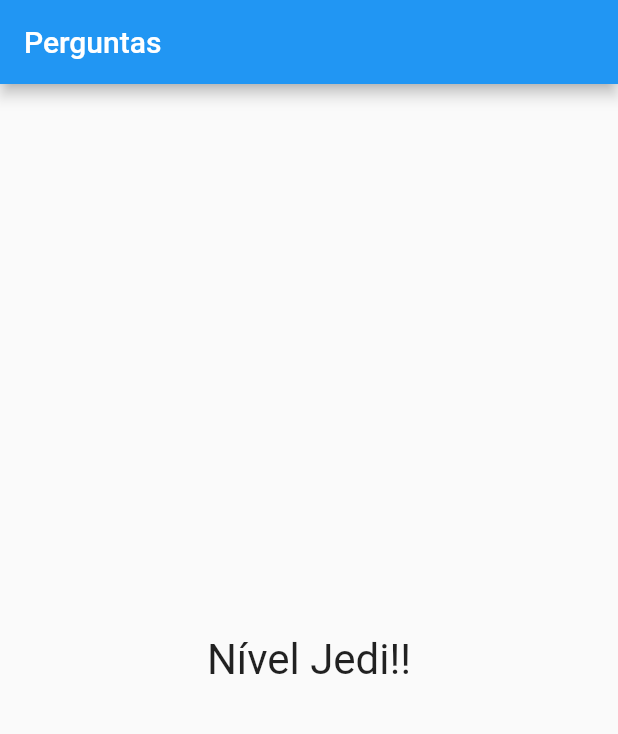
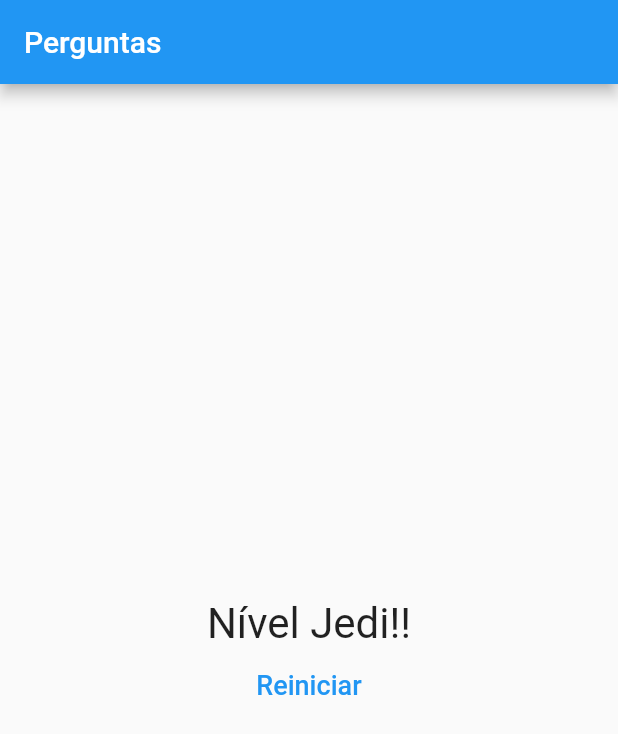
Before and after one commit to juniorlatalisa/cod3r_flutter, a Flutter app: the screen it shows after launch, after a tap on "Preto", after a tap on "Cobra", after a tap on "Leo", on a phone screen of 412 x 824 dp. Shown: the top 734 px of the screen. Run offline on Flutter 3.47's test engine with Material 2 defaults, Android fonts, the phone set to English and light mode, and no system bars.

Commit message:
Noções básicas de Flutter: Reiniciando Questionário

```diff
--- a/curso_flutter/projeto_perguntas/lib/main.dart
+++ b/curso_flutter/projeto_perguntas/lib/main.dart
@@ -50,6 +50,13 @@ class _PerguntaAppState extends State<PerguntaApp> {
       com a pontuação total de $_pontuacaoTotal''');
   }
 
+  void _reiniciarQuestionario() {
+    setState(() {
+      _perguntaSelecionada = 0;
+      _pontuacaoTotal = 0;
+    });
+  }
+
   bool get temPerguntaSelecionada => _perguntaSelecionada < _perguntas.length;
 
   @override
@@ -65,7 +72,10 @@ class _PerguntaAppState extends State<PerguntaApp> {
                 perguntaSelecionada: _perguntaSelecionada,
                 responder: _responder,
               )
-            : Resultado(_pontuacaoTotal),
+            : Resultado(
+                _pontuacaoTotal,
+                _reiniciarQuestionario,
+              ),
       ),
     );
   }
--- a/curso_flutter/projeto_perguntas/lib/resultado.dart
+++ b/curso_flutter/projeto_perguntas/lib/resultado.dart
@@ -2,8 +2,9 @@ import 'package:flutter/material.dart';
 
 class Resultado extends StatelessWidget {
   final int pontuacao;
+  final void Function() quandoReiniciarQuestionario;
 
-  Resultado(this.pontuacao);
+  Resultado(this.pontuacao, this.quandoReiniciarQuestionario);
 
   String get fraseResultado {
     if (pontuacao < 8) {
@@ -20,13 +21,28 @@ class Resultado extends StatelessWidget {
 
   @override
   Widget build(BuildContext context) {
-    return Center(
-      child: Text(
-        fraseResultado,
-        style: TextStyle(
-          fontSize: 28,
+    return Column(
+      mainAxisAlignment: MainAxisAlignment.center,
+      children: [
+        Center(
+          child: Text(
+            fraseResultado,
+            style: TextStyle(
+              fontSize: 28,
+            ),
+          ),
         ),
-      ),
+        FlatButton(
+          child: Text(
+            'Reiniciar',
+            style: TextStyle(
+              fontSize: 18,
+            ),
+          ),
+          textColor: Colors.blue,
+          onPressed: quandoReiniciarQuestionario,
+        )
+      ],
     );
   }
 }
```
